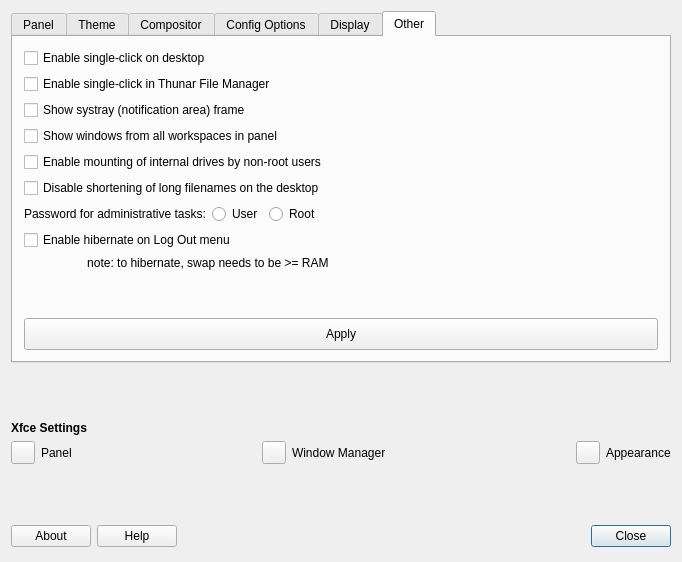
Before: the Qt Designer form defaultlook.ui in MX-Linux/mx-tweak, drawn with Qt 5.
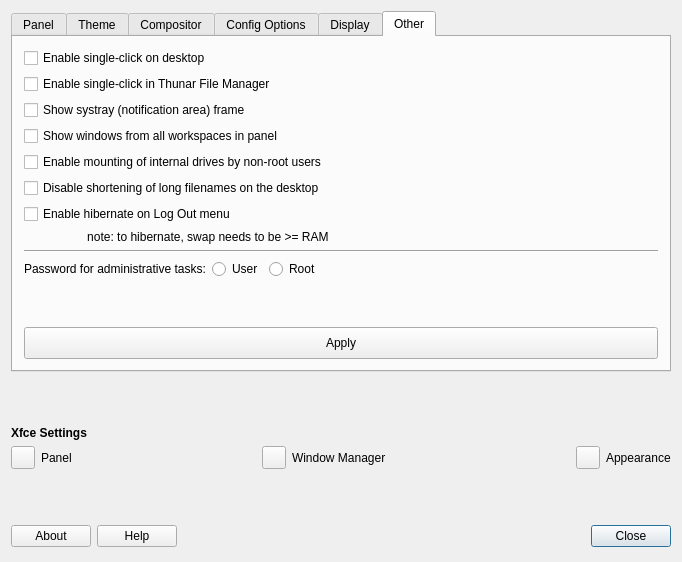
After: the same form once the commit is applied. Icons and pictures are not drawn.

Commit message: revise gui slightly

Patch:
```diff
--- a/defaultlook.ui
+++ b/defaultlook.ui
@@ -1115,7 +1115,14 @@
         <layout class="QGridLayout" name="gridLayout_8">
          <item row="0" column="0">
           <layout class="QGridLayout" name="gridLayout_7">
-           <item row="9" column="0">
+           <item row="10" column="2">
+            <widget class="QRadioButton" name="radioSudoRoot">
+             <property name="text">
+              <string>Root</string>
+             </property>
+            </widget>
+           </item>
+           <item row="11" column="0">
             <spacer name="verticalSpacer_6">
              <property name="orientation">
               <enum>Qt::Vertical</enum>
@@ -1135,14 +1142,7 @@
              </property>
             </widget>
            </item>
-           <item row="6" column="0">
-            <widget class="QLabel" name="label_11">
-             <property name="text">
-              <string>Password for administrative tasks:</string>
-             </property>
-            </widget>
-           </item>
-           <item row="10" column="0" colspan="4">
+           <item row="12" column="0" colspan="4">
             <widget class="QPushButton" name="ButtonApplyEtc">
              <property name="minimumSize">
               <size>
@@ -1166,13 +1166,6 @@
              </property>
             </widget>
            </item>
-           <item row="6" column="2">
-            <widget class="QRadioButton" name="radioSudoRoot">
-             <property name="text">
-              <string>Root</string>
-             </property>
-            </widget>
-           </item>
            <item row="0" column="0" colspan="4">
             <widget class="QCheckBox" name="checkBoxSingleClick">
              <property name="text">
@@ -1208,26 +1201,6 @@
              </property>
             </widget>
            </item>
-           <item row="6" column="1">
-            <widget class="QRadioButton" name="radioSudoUser">
-             <property name="text">
-              <string>User</string>
-             </property>
-            </widget>
-           </item>
-           <item row="6" column="3">
-            <spacer name="horizontalSpacer_5">
-             <property name="orientation">
-              <enum>Qt::Horizontal</enum>
-             </property>
-             <property name="sizeHint" stdset="0">
-              <size>
-               <width>40</width>
-               <height>20</height>
-              </size>
-             </property>
-            </spacer>
-           </item>
            <item row="1" column="0" colspan="4">
             <widget class="QCheckBox" name="checkBoxThunarSingleClick">
              <property name="text">
@@ -1235,6 +1208,40 @@
              </property>
             </widget>
            </item>
+           <item row="10" column="3">
+            <spacer name="horizontalSpacer_5">
+             <property name="orientation">
+              <enum>Qt::Horizontal</enum>
+             </property>
+             <property name="sizeHint" stdset="0">
+              <size>
+               <width>40</width>
+               <height>20</height>
+              </size>
+             </property>
+            </spacer>
+           </item>
+           <item row="10" column="0">
+            <widget class="QLabel" name="label_11">
+             <property name="text">
+              <string>Password for administrative tasks:</string>
+             </property>
+            </widget>
+           </item>
+           <item row="10" column="1">
+            <widget class="QRadioButton" name="radioSudoUser">
+             <property name="text">
+              <string>User</string>
+             </property>
+            </widget>
+           </item>
+           <item row="9" column="0" colspan="4">
+            <widget class="Line" name="line_2">
+             <property name="orientation">
+              <enum>Qt::Horizontal</enum>
+             </property>
+            </widget>
+           </item>
           </layout>
          </item>
         </layout>
```
